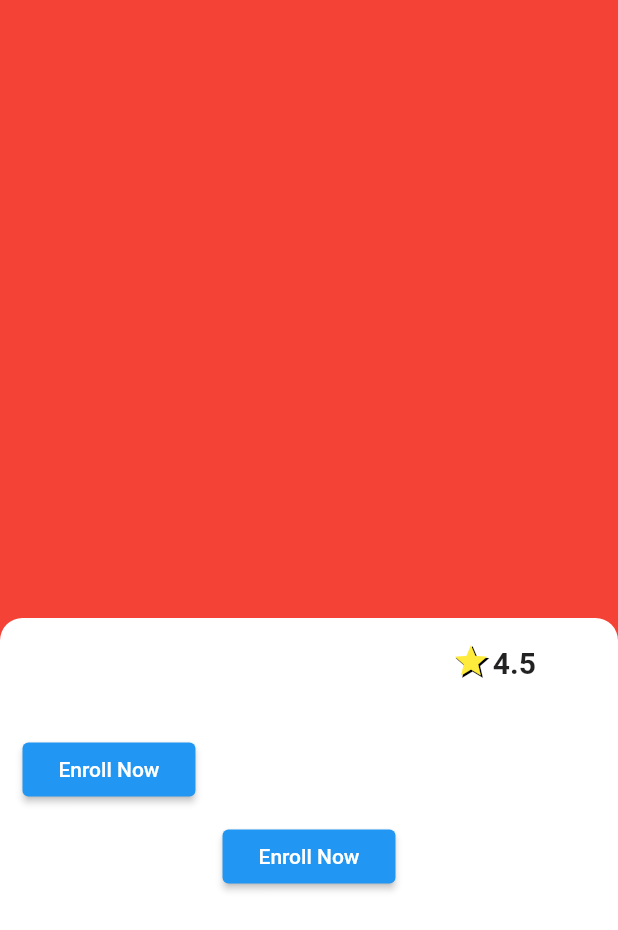
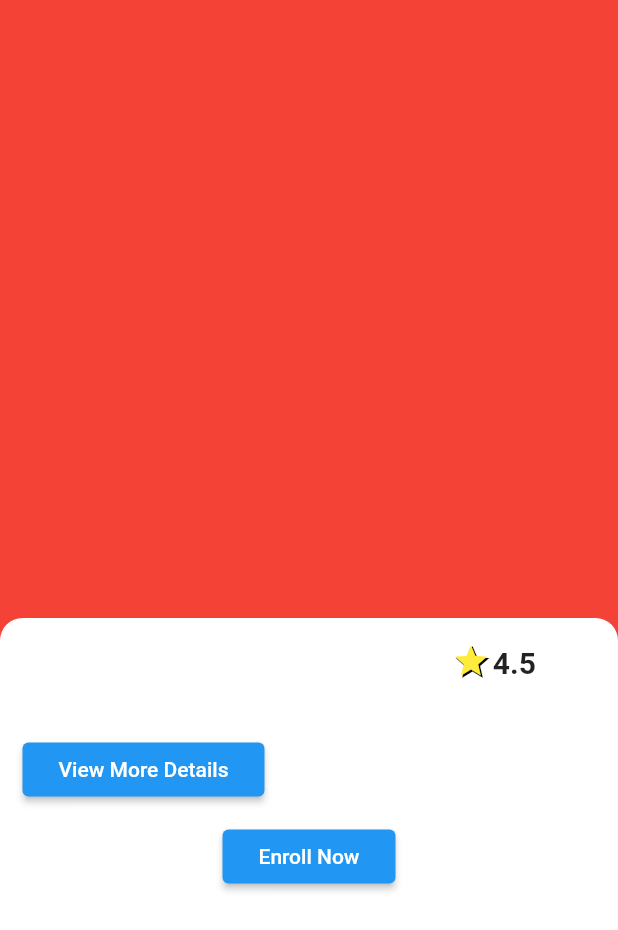
Before and after one commit to MrShakila/pro_course_app, a Flutter app: the CourseDetail screen opened directly with empty values, on a phone screen of 412 x 824 dp. Shown: the top 930 px of the screen. Run offline on Flutter 3.47's test engine with Material 2 defaults, Android fonts, the phone set to English and light mode, and no system bars; our stand-ins replace awesome_dialog, chat_bubbles, cloud_firestore, equatable, firebase_auth, firebase_core and 9 more; missing offline and left inert: flutter_pdfview; accounts and stored records are empty.

Commit message:
sub_collection_works

```diff
--- a/lib/view/course/course_detail.dart
+++ b/lib/view/course/course_detail.dart
@@ -145,7 +145,7 @@ class DetailWidget extends StatelessWidget {
                         },
                         child: const Padding(
                           padding: EdgeInsets.all(8.0),
-                          child: Text("Enroll Now"),
+                          child: Text("View More Details"),
                         )),
                     const SizedBox(
                       height: 10,
```
